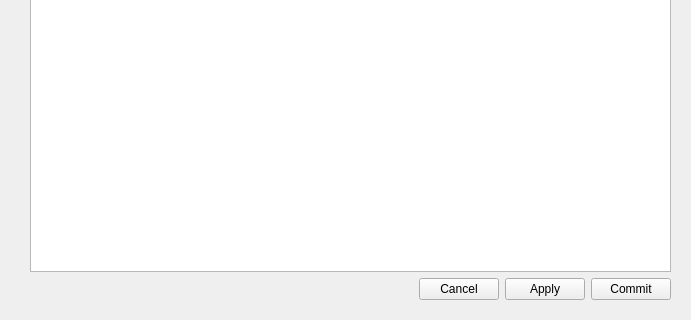
Qt form ui/EditTree.ui (kathrynmetcalf/GeoCORK) before a commit; both pictures show x 0 to 691 and y 291 to 611 of the 691 by 611 pixel window.
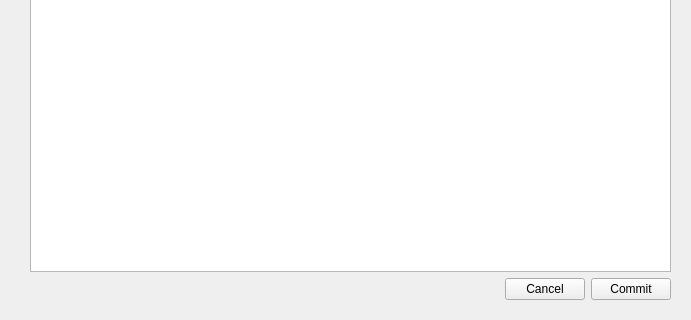
The same form after that commit.

Commit message: Implemented save and restore expanded state for tree views. Tied to settings for a particular class, but restored across instances. Minor fixes to uis

What changed in the file:
```diff
--- a/ui/EditTree.ui
+++ b/ui/EditTree.ui
@@ -30,7 +30,7 @@
    </property>
    <layout class="QVBoxLayout" name="verticalLayout">
     <property name="sizeConstraint">
-     <enum>QLayout::SizeConstraint::SetNoConstraint</enum>
+     <enum>QLayout::SetDefaultConstraint</enum>
     </property>
     <item>
      <layout class="QHBoxLayout" name="horizontalLayout_2">
@@ -65,7 +65,7 @@
     <item>
      <layout class="QHBoxLayout" name="horizontalLayout">
       <item>
-       <spacer name="horizontalSpacer">
+       <spacer name="horizontalSpacer_2">
         <property name="orientation">
          <enum>Qt::Orientation::Horizontal</enum>
         </property>
@@ -84,13 +84,6 @@
         </property>
        </widget>
       </item>
-      <item>
-       <widget class="QPushButton" name="apply_pushButton">
-        <property name="text">
-         <string>Apply</string>
-        </property>
-       </widget>
-      </item>
       <item>
        <widget class="QPushButton" name="commit_pushButton">
         <property name="text">
```
Left out of the diff: 12 changed lines with no effect on the pictures. The commit also changes 5 other files.
